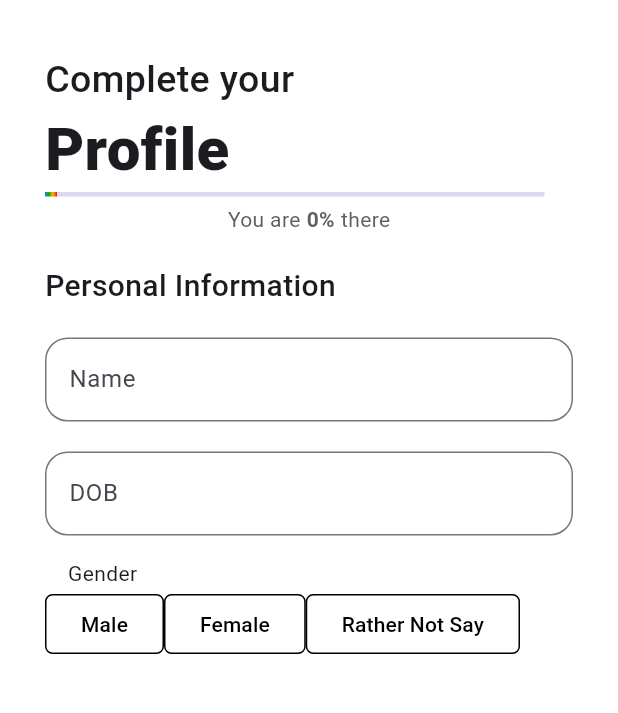
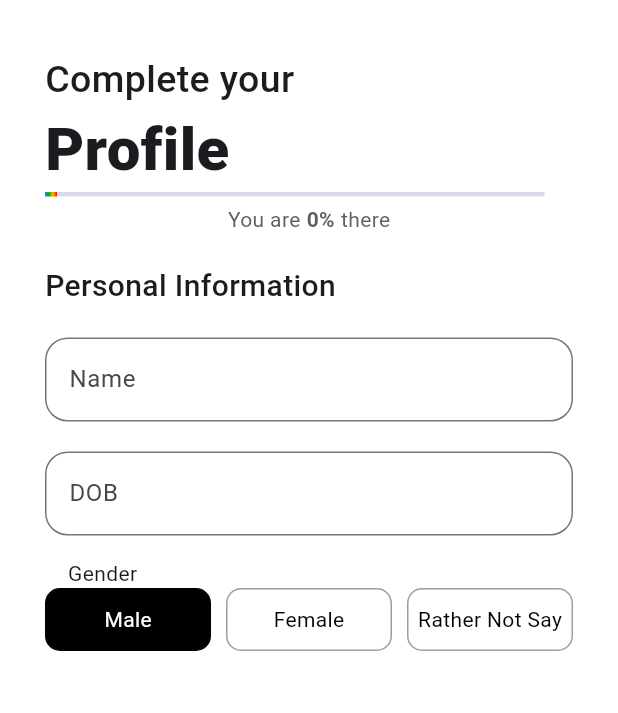
Before and after one commit to akshaybhushan26/moofli, a Flutter app: the CompleteProfile1 screen opened directly, on a phone screen of 412 x 824 dp, the part 114-827 px from its top. Run offline on Flutter 3.47's test engine with Material 3 defaults, Android fonts, the phone set to English and light mode, and no system bars.

Commit message:
gender button added

```diff
--- a/lib/pages/complete_profile.dart
+++ b/lib/pages/complete_profile.dart
@@ -8,6 +8,8 @@ class CompleteProfile1 extends StatefulWidget {
 }
 
 class _CompleteProfileState extends State<CompleteProfile1> {
+  String selectedGender = "Male";
+
   @override
   Widget build(BuildContext context) {
     return Scaffold(
@@ -151,80 +153,38 @@ class _CompleteProfileState extends State<CompleteProfile1> {
                 // buttons
                 //male
                 Row(
-                  children: [
-                    ElevatedButton(
-                      style: ElevatedButton.styleFrom(
-                        elevation: 0,
-                        backgroundColor: Colors.transparent,
-                        shape: const RoundedRectangleBorder(
-                          side: BorderSide(
-                            style: BorderStyle.solid,
-                          ),
-                          borderRadius: BorderRadius.all(Radius.circular(5)),
-                        ),
-                      ),
-                      onPressed: () {},
-                      child: const Padding(
-                        padding: EdgeInsets.only(
-                            top: 0, bottom: 0, left: 0, right: 0),
-                        child: Text(
-                          "Male",
-                          style: TextStyle(
-                            color: Colors.black,
-                          ),
-                        ),
-                      ),
-                    ),
-                    //female
-                    ElevatedButton(
-                      style: ElevatedButton.styleFrom(
-                        elevation: 0,
-                        backgroundColor: Colors.transparent,
-                        shape: const RoundedRectangleBorder(
-                          side: BorderSide(
-                            style: BorderStyle.solid,
-                          ),
-                          borderRadius: BorderRadius.all(Radius.circular(5)),
-                        ),
-                      ),
-                      onPressed: () {},
-                      child: const Padding(
-                        padding: EdgeInsets.only(
-                            top: 0, bottom: 0, left: 0, right: 0),
-                        child: Text(
-                          "Female",
-                          style: TextStyle(
-                            color: Colors.black,
-                          ),
-                        ),
-                      ),
-                    ),
-                    //Rather Not Say
-                    ElevatedButton(
-                      style: ElevatedButton.styleFrom(
-                        elevation: 0,
-                        backgroundColor: Colors.transparent,
-                        shape: const RoundedRectangleBorder(
-                          side: BorderSide(
-                            style: BorderStyle.solid,
-                          ),
-                          borderRadius: BorderRadius.all(Radius.circular(5)),
-                        ),
-                      ),
-                      onPressed: () {},
-                      child: const Padding(
-                        padding: EdgeInsets.only(
-                            top: 0, bottom: 0, left: 0, right: 0),
-                        child: Text(
-                          "Rather Not Say",
-                          style: TextStyle(
-                            color: Colors.black,
-                          ),
-                        ),
-                      ),
-                    ),
-                  ],
+              children: [
+                GenderButton(
+                  text: 'Male',
+                  isSelected: selectedGender == 'Male',
+                  onTap: () {
+                    setState(() {
+                      selectedGender = 'Male';
+                    });
+                  },
                 ),
+                SizedBox(width: 10.0),
+                GenderButton(
+                  text: 'Female',
+                  isSelected: selectedGender == 'Female',
+                  onTap: () {
+                    setState(() {
+                      selectedGender = 'Female';
+                    });
+                  },
+                ),
+                SizedBox(width: 10.0),
+                GenderButton(
+                  text: 'Rather Not Say',
+                  isSelected: selectedGender == 'Rather Not Say',
+                  onTap: () {
+                    setState(() {
+                      selectedGender = 'Rather Not Say';
+                    });
+                  },
+                ),
+              ],
+            ),
               ],
             ),
           ),
@@ -233,3 +193,37 @@ class _CompleteProfileState extends State<CompleteProfile1> {
     );
   }
 }
+
+class GenderButton extends StatelessWidget {
+  final String text;
+  final bool isSelected;
+  final Function onTap;
+
+  GenderButton({required this.text, required this.isSelected, required this.onTap});
+
+  @override
+  Widget build(BuildContext context) {
+    return Expanded(
+      child: GestureDetector(
+        onTap: () => onTap(),
+        child: Container(
+          decoration: BoxDecoration(
+            border: Border.all(
+              color: isSelected ? Colors.black : Colors.grey,
+            ),
+            borderRadius: BorderRadius.circular(10.0),
+            color: isSelected ? Colors.black : Colors.white,
+          ),
+          padding: EdgeInsets.symmetric(vertical: 10.0),
+          alignment: Alignment.center,
+          child: Text(
+            text,
+            style: TextStyle(
+              color: isSelected ? Colors.white : Colors.black,
+            ),
+          ),
+        ),
+      ),
+    );
+  }
+}
```
